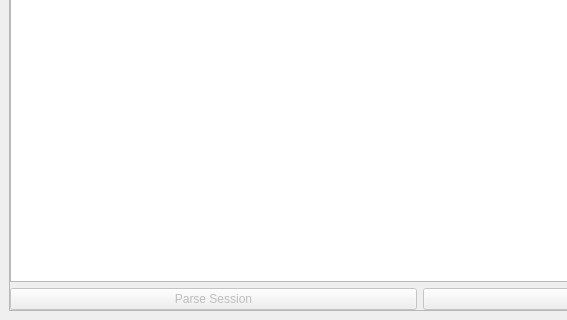
This is src/c3d_parser/view/qt/main_window.ui in tsalemink/C3D-parser as Qt 5 draws it before an edit; both pictures show x 0 to 567 and y 480 to 800 of the 1500 by 800 pixel window. The edited form follows.
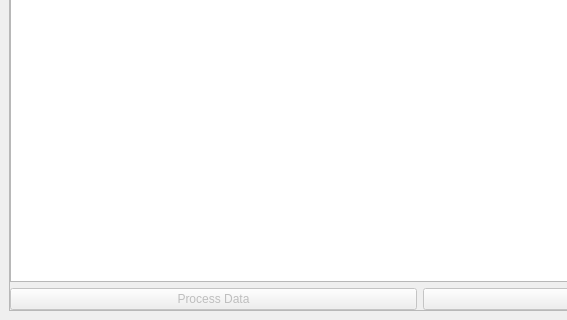
This is the edited form. Custom widgets are drawn as their Qt base class.

Commit message:
Rename "Parse Session" button to "Process Data"
Requested by RCH.

Diff of the .ui file:
```diff
--- a/src/c3d_parser/view/qt/main_window.ui
+++ b/src/c3d_parser/view/qt/main_window.ui
@@ -200,7 +200,7 @@
              <bool>false</bool>
             </property>
             <property name="text">
-             <string>Parse Session</string>
+             <string>Process Data</string>
             </property>
            </widget>
           </item>
```
The commit also changes 1 other file.
